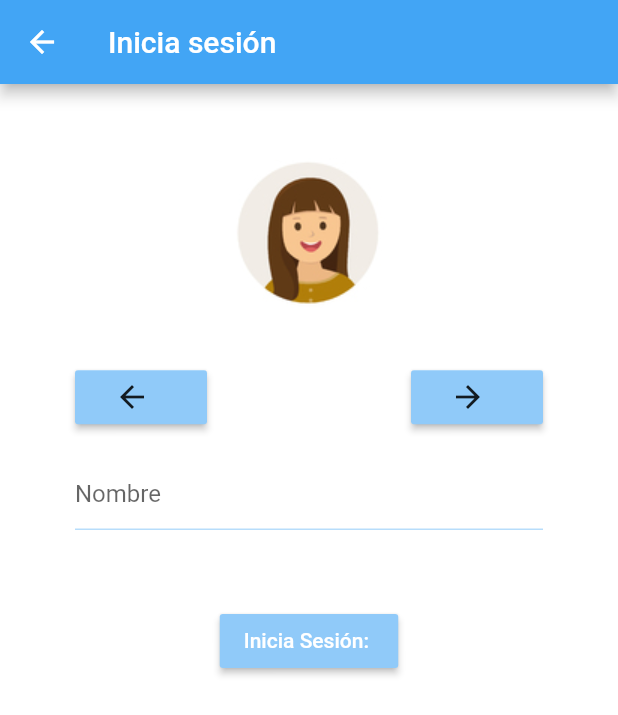
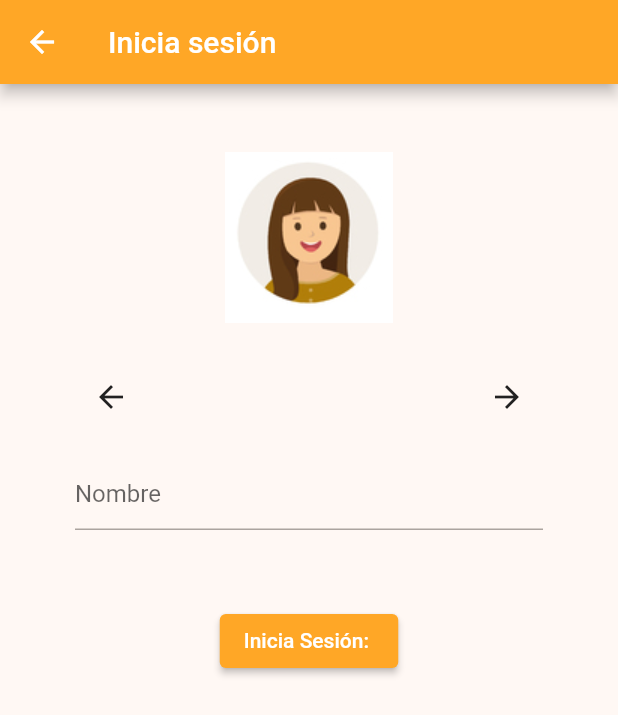
Before and after one commit to mariafg11/LectoEscrituraApp, a Flutter app: the screen it shows after launch, after a tap on "Jugar", on a phone screen of 412 x 824 dp. Shown: the top 715 px of the screen. Run offline on Flutter 3.47's test engine with Material 2 defaults, Android fonts, the phone set to English and light mode, and no system bars; drawn by our look-alikes of carousel_slider; our stand-ins replace audioplayers, cloud_firestore, firebase_auth, firebase_core, flutter_spinkit, flutter_tts and 1 more; accounts and stored records are empty.

Commit message:
problems fixed

```diff
--- a/lib/main.dart
+++ b/lib/main.dart
@@ -1,7 +1,6 @@
 import 'package:LectoEscrituraApp/screens/games/drag&drop.dart';
 import 'package:LectoEscrituraApp/screens/games/tablevocals.dart';
 import 'package:LectoEscrituraApp/screens/home/home.dart';
-import 'package:firebase_auth/firebase_auth.dart';
 import 'package:firebase_core/firebase_core.dart';
 import 'package:flutter/material.dart';
 import 'package:provider/provider.dart';
@@ -27,19 +26,11 @@ class MyApp extends StatelessWidget {
       child: MaterialApp(
         darkTheme: ThemeData.from(colorScheme: const ColorScheme.dark()),
         theme: ThemeData.from(
-            colorScheme: ColorScheme(
-          onSecondary: Colors.blue[50],
-          background: Colors.blue[50],
-          brightness: Brightness.light,
-          secondary: Colors.blue[400],
-          surface: Colors.white,
-          error: Colors.blueAccent,
-          onError: Colors.white,
-          onPrimary: Colors.white,
-          onBackground: Colors.blue[400],
-          primary: Colors.blue[400],
-          onSurface: Colors.blue[400],
-        )),
+            colorScheme: ColorScheme.fromSeed(
+              seedColor: Colors.orangeAccent,
+              primary: Colors.orange[400],
+            ),
+            textTheme: TextTheme()),
         routes: {
           '/home': (context) => Home(),
           '/drag&drop': (context) => DragnDropGame(),
--- a/lib/screens/authenticate/authenticate.dart
+++ b/lib/screens/authenticate/authenticate.dart
@@ -13,7 +13,6 @@ class Authenticate extends StatefulWidget {
 
 //devuelve una pagina u otra dependiendo si hay un usuario conectado
 class _AuthenticateState extends State<Authenticate> {
-  @override
   bool loading = false;
 
   @override
@@ -31,16 +30,20 @@ class _AuthenticateState extends State<Authenticate> {
                     image: AssetImage('assets/test.png'),
                     width: 500.0,
                   ),
-                  FlatButton.icon(
+                  TextButton.icon(
                     icon: Icon(
                       Icons.play_arrow,
                       color: Colors.white,
                       size: 40.0,
                     ),
-                    color: Colors.green[300],
-                    height: 70.0,
-                    shape: StadiumBorder(),
-                    minWidth: 270.0,
+                    style: TextButton.styleFrom(
+                      backgroundColor: Colors.green[300],
+                      minimumSize: Size(275.0, 70.0),
+                    ),
+                    label: Text(
+                      'Jugar ',
+                      style: TextStyle(fontSize: 40.0, color: Colors.white),
+                    ),
                     onPressed: () {
                       if (user == null) {
                         loading = true;
@@ -55,31 +58,28 @@ class _AuthenticateState extends State<Authenticate> {
                         );
                       }
                     },
-                    label: Text(
-                      'Jugar',
-                      style: TextStyle(color: Colors.white, fontSize: 40.0),
-                    ),
                   ),
                   SizedBox(height: 30.0),
-                  FlatButton.icon(
+                  TextButton.icon(
                     icon: Icon(
                       Icons.person,
                       color: Colors.white,
                       size: 40.0,
                     ),
-                    color: Colors.orange[300],
-                    height: 70.0,
-                    shape: StadiumBorder(),
+                    style: TextButton.styleFrom(
+                      backgroundColor: Colors.orange[300],
+                      minimumSize: Size(275.0, 70.0),
+                    ),
+                    label: Text(
+                      'Registrarse',
+                      style: TextStyle(fontSize: 40.0, color: Colors.white),
+                    ),
                     onPressed: () {
                       Navigator.push(
                         context,
                         MaterialPageRoute(builder: (context) => Register()),
                       );
                     },
-                    label: Text(
-                      'Registrarse',
-                      style: TextStyle(color: Colors.white, fontSize: 40.0),
-                    ),
                   ),
                 ],
               ),
--- a/lib/screens/authenticate/signIn.dart
+++ b/lib/screens/authenticate/signIn.dart
@@ -1,7 +1,5 @@
-import 'package:LectoEscrituraApp/screens/home/home.dart';
 import 'package:LectoEscrituraApp/services/auth.dart';
 import 'package:LectoEscrituraApp/shared/loading.dart';
-import 'package:carousel_slider/carousel_controller.dart';
 import 'package:carousel_slider/carousel_slider.dart';
 import 'package:flutter/material.dart';
 
@@ -71,19 +69,17 @@ class _SignInState extends State<SignIn> {
                     mainAxisAlignment: MainAxisAlignment.spaceBetween,
                     children: <Widget>[
                       Flexible(
-                        child: RaisedButton.icon(
+                        child: IconButton(
                           icon: Icon(Icons.arrow_back),
-                          color: Colors.blue[200],
+                          //color: Colors.blue[200],
                           onPressed: () => _controller.previousPage(),
-                          label: Text(''),
                         ),
                       ),
                       Flexible(
-                        child: RaisedButton.icon(
+                        child: IconButton(
                           onPressed: () => _controller.nextPage(),
-                          color: Colors.blue[200],
+                          //color: Colors.blue[200],
                           icon: Icon(Icons.arrow_forward),
-                          label: Text(''),
                         ),
                       ),
                     ],
@@ -97,12 +93,11 @@ class _SignInState extends State<SignIn> {
                     },
                   ),
                   SizedBox(height: 50.0),
-                  RaisedButton(
-                      color: Colors.blue[200],
-                      child: Text(
-                        "Inicia Sesión: ",
-                        style: TextStyle(color: Colors.white),
-                      ),
+                  ElevatedButton(
+                      //color: Colors.blue[200],
+                      child: Text("Inicia Sesión: ",
+                          style: TextStyle() //color: Colors.white),
+                          ),
                       onPressed: () async {
                         if (_formKey.currentState.validate()) {
                           setState(() => loading = true);
@@ -117,10 +112,9 @@ class _SignInState extends State<SignIn> {
                         }
                       }),
                   SizedBox(height: 20.0),
-                  Text(
-                    error,
-                    style: TextStyle(color: Colors.red, fontSize: 14.0),
-                  ),
+                  Text(error,
+                      style: TextStyle() //color: Colors.red, fontSize: 14.0),
+                      ),
                 ]),
               ),
             ),
--- a/lib/screens/home/gameCharts.dart
+++ b/lib/screens/home/gameCharts.dart
@@ -1,5 +1,3 @@
-import 'dart:developer';
-import 'dart:ui';
 import 'package:LectoEscrituraApp/models/game.dart';
 import 'package:LectoEscrituraApp/models/progress.dart';
 import 'package:flutter/material.dart';
@@ -18,7 +16,6 @@ class GameCharts extends StatefulWidget {
 class _GameChartsState extends State<GameCharts> {
   List<List<_Data>> createList() {
     List<Progress> p = [];
-    int i = 0;
 
     for (var item in widget.games) {
       for (var it in widget.progress) {
@@ -31,10 +28,9 @@ class _GameChartsState extends State<GameCharts> {
 
     for (var item in p) {
       List<_Data> l = [];
-      for (var it in item.wrong) {
+      for (var i = 0; i < item.wrong.length; i++) {
         _Data d = _Data(index: (i + 1), wrong: item.wrong.elementAt(i));
         l.add(d);
-        i++;
       }
 
       result.add(l);
--- a/lib/screens/home/parentsArea.dart
+++ b/lib/screens/home/parentsArea.dart
@@ -1,5 +1,3 @@
-import 'dart:developer';
-
 import 'package:LectoEscrituraApp/models/nGames.dart';
 import 'package:LectoEscrituraApp/models/progress.dart';
 import 'package:LectoEscrituraApp/models/userCustom.dart';
@@ -21,7 +19,6 @@ class _ParentsAreaState extends State<ParentsArea> {
   List<Progress> progress;
   Future<List<NGames>> nGames;
   List<NGames> data = [];
-  @override
   Future<List<NGames>> waitFromBd() async {
     final user = Provider.of<UserCustom>(context);
     DatabaseService db = DatabaseService(uid: user.uid);
--- a/lib/screens/wrapper.dart
+++ b/lib/screens/wrapper.dart
@@ -1,24 +1,22 @@
 import 'package:LectoEscrituraApp/services/gamesFiltered.dart';
 import 'package:LectoEscrituraApp/shared/loading.dart';
-import 'package:firebase_auth/firebase_auth.dart';
 import 'package:flutter/material.dart';
 import 'package:provider/provider.dart';
 import 'package:LectoEscrituraApp/models/userCustom.dart';
 import 'package:LectoEscrituraApp/screens/authenticate/authenticate.dart';
-import 'package:LectoEscrituraApp/screens/home/home.dart';
 
 class Wrapper extends StatelessWidget {
   @override
   Widget build(BuildContext context) {
     final user = Provider.of<UserCustom>(context);
-    if (user == null) {
-      return Authenticate();
-    } else {
+    if (user != null) {
       if (Navigator.canPop(context)) {
         Navigator.maybePop(
             context, MaterialPageRoute(builder: (context) => Loading()));
       }
       return GamesFilter(uid: user.uid);
+    } else {
+      return Authenticate();
     }
   }
 }
--- a/lib/services/database.dart
+++ b/lib/services/database.dart
@@ -36,7 +36,7 @@ class DatabaseService {
     List<Progress> progressList = await getProgress();
     for (var item in progressList) {
       DocumentSnapshot qShot = await gameCollection.doc(item.gameId).get();
-      var gameDoc = qShot.data();
+
       Game gamesCasted = Game(
         uid: item.gameId,
         title: qShot.get('title'),
--- a/lib/services/gamesFiltered.dart
+++ b/lib/services/gamesFiltered.dart
@@ -1,5 +1,4 @@
 import 'package:LectoEscrituraApp/models/game.dart';
-import 'package:LectoEscrituraApp/models/userData.dart';
 import 'package:LectoEscrituraApp/screens/home/home.dart';
 import 'package:LectoEscrituraApp/services/database.dart';
 import 'package:LectoEscrituraApp/shared/loading.dart';
--- a/lib/services/rPeacker.dart
+++ b/lib/services/rPeacker.dart
@@ -1,6 +1,6 @@
 import 'dart:math';
 
-class rPeacker {
+class Rpeacker {
   Map options = {
     'vestido': '👗',
     'zapato': '👟',
@@ -25,7 +25,7 @@ class rPeacker {
     'sandía': '🍉',
   };
 
-  rPeacker() {
+  Rpeacker() {
     this.options = options;
   }
 
--- a/lib/shared/emoji.dart
+++ b/lib/shared/emoji.dart
@@ -6,7 +6,7 @@ class Emoji extends StatelessWidget {
   @override
   Widget build(BuildContext context) {
     return Material(
-      color: Colors.transparent,
+      //color: Colors.transparent,
       child: Container(
         alignment: Alignment.center,
         height: 80,
--- a/lib/shared/help.dart
+++ b/lib/shared/help.dart
@@ -11,7 +11,7 @@ class Help extends StatelessWidget {
   final String gameId;
   const Help({Key key, this.gameId}) : super(key: key);
 //Pasar toda la info de game id from db intentar que alguien lo lea
-  @override
+
   Future<Game> _gamefromDb(BuildContext context) async {
     final user = Provider.of<UserCustom>(context);
     DatabaseService db = DatabaseService(uid: user.uid);
@@ -37,7 +37,7 @@ class Help extends StatelessWidget {
             return Dialog(
               insetPadding: EdgeInsets.all(10),
               child: Stack(
-                  overflow: Overflow.visible,
+                  clipBehavior: Clip.none,
                   alignment: Alignment.center,
                   children: [
                     Container(
--- a/lib/shared/loading.dart
+++ b/lib/shared/loading.dart
@@ -5,10 +5,10 @@ class Loading extends StatelessWidget {
   @override
   Widget build(BuildContext context) {
     return Container(
-      color: Colors.blue[50],
+      color: Colors.orange[50],
       child: Center(
         child: SpinKitCircle(
-          color: Colors.blue[300],
+          color: Colors.orange[300],
           size: 50.0,
         ),
       ),
```
Also changed, not shown: lib/screens/authenticate/register.dart (+9 -12 lines), lib/screens/games/drag&drop.dart (+4 -4 lines), lib/screens/games/tableVocals.dart (+5 -7 lines), lib/screens/home/home.dart (+3 -6 lines).
